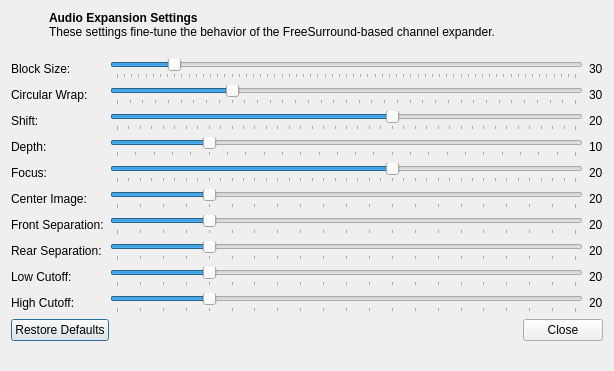
Before: the Qt Designer form pcsx2-qt/Settings/AudioExpansionSettingsDialog.ui in PCSX2/pcsx2, drawn with Qt 5.
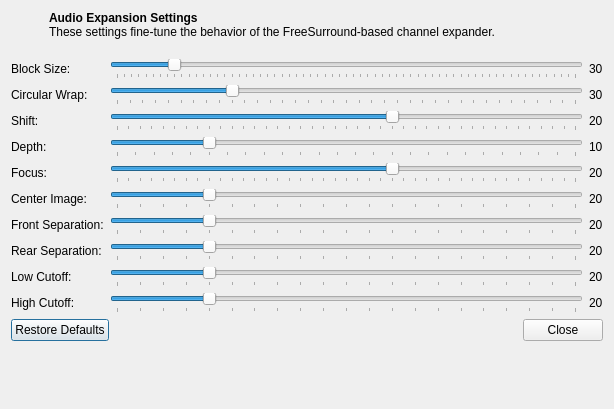
After: the same form once the commit is applied.

Patch:
```diff
--- a/pcsx2-qt/Settings/AudioExpansionSettingsDialog.ui
+++ b/pcsx2-qt/Settings/AudioExpansionSettingsDialog.ui
@@ -7,7 +7,7 @@
     <x>0</x>
     <y>0</y>
     <width>614</width>
-    <height>371</height>
+    <height>409</height>
    </rect>
   </property>
   <property name="windowTitle">
```
Left out of the diff: 42 changed lines with no effect on the pictures.
